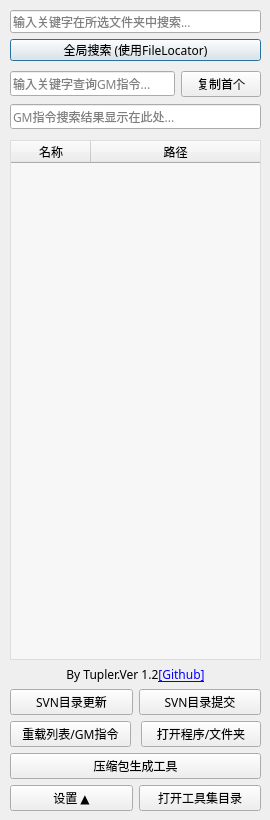
The window that data/UI/ui_designSimpleTool.ui (chunhaqiushif/SelfWorkTool) describes before a commit, drawn with Qt 5.
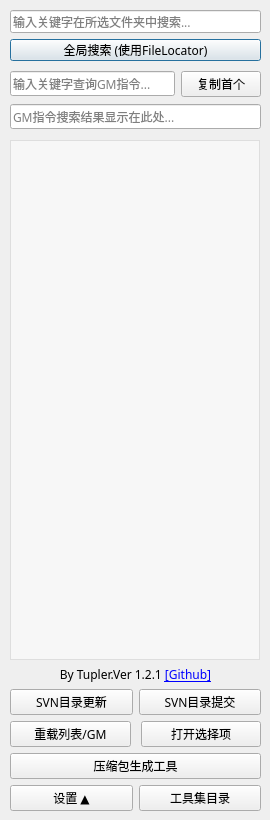
The same window after the commit. Icons and pictures are not drawn.

Diff of the .ui file:
```diff
--- a/data/UI/ui_designSimpleTool.ui
+++ b/data/UI/ui_designSimpleTool.ui
@@ -139,17 +139,26 @@
    <layout class="QVBoxLayout" name="lo_quickJump_v">
     <item>
      <widget class="QTableWidget" name="tw_jumpListTable">
+      <property name="enabled">
+       <bool>true</bool>
+      </property>
+      <property name="maximumSize">
+       <size>
+        <width>250</width>
+        <height>16777215</height>
+       </size>
+      </property>
+      <property name="sizeIncrement">
+       <size>
+        <width>250</width>
+        <height>0</height>
+       </size>
+      </property>
       <property name="font">
        <font>
         <family>宋体</family>
        </font>
       </property>
-      <property name="mouseTracking">
-       <bool>true</bool>
-      </property>
-      <property name="autoFillBackground">
-       <bool>false</bool>
-      </property>
       <property name="styleSheet">
        <string notr="true">QTableWidget {
 	background-color: rgba(255, 255, 255, 128);
@@ -178,30 +187,39 @@
 }
 </string>
       </property>
-      <property name="lineWidth">
-       <number>1</number>
+      <property name="verticalScrollBarPolicy">
+       <enum>Qt::ScrollBarAsNeeded</enum>
       </property>
-      <property name="midLineWidth">
-       <number>0</number>
+      <property name="horizontalScrollBarPolicy">
+       <enum>Qt::ScrollBarAlwaysOff</enum>
+      </property>
+      <property name="autoScroll">
+       <bool>false</bool>
       </property>
       <property name="editTriggers">
        <set>QAbstractItemView::NoEditTriggers</set>
       </property>
-      <property name="showGrid">
-       <bool>true</bool>
+      <property name="dragDropOverwriteMode">
+       <bool>false</bool>
+      </property>
+      <property name="textElideMode">
+       <enum>Qt::ElideNone</enum>
+      </property>
+      <property name="verticalScrollMode">
+       <enum>QAbstractItemView::ScrollPerPixel</enum>
+      </property>
+      <property name="wordWrap">
+       <bool>false</bool>
       </property>
       <property name="rowCount">
        <number>0</number>
       </property>
       <property name="columnCount">
-       <number>2</number>
+       <number>3</number>
       </property>
-      <attribute name="horizontalHeaderCascadingSectionResizes">
+      <attribute name="horizontalHeaderVisible">
        <bool>false</bool>
       </attribute>
-      <attribute name="horizontalHeaderDefaultSectionSize">
-       <number>80</number>
-      </attribute>
       <attribute name="horizontalHeaderStretchLastSection">
        <bool>true</bool>
       </attribute>
@@ -211,6 +229,11 @@
       <attribute name="verticalHeaderDefaultSectionSize">
        <number>20</number>
       </attribute>
+      <column>
+       <property name="text">
+        <string>分类</string>
+       </property>
+      </column>
       <column>
        <property name="text">
         <string>名称</string>
@@ -226,7 +249,7 @@
     <item>
      <widget class="QLabel" name="lb_coderSign">
       <property name="text">
-       <string>&lt;html&gt;&lt;head/&gt;&lt;body&gt;&lt;p align=&quot;center&quot;&gt;By Tupler.Ver 1.2&lt;a href=&quot;https://github.com/chunhaqiushif/SelfWorkTool&quot;&gt;&lt;span style=&quot; text-decoration: underline; color:#0000ff;&quot;&gt;[Github]&lt;/span&gt;&lt;/a&gt;&lt;/p&gt;&lt;/body&gt;&lt;/html&gt;</string>
+       <string>&lt;html&gt;&lt;head/&gt;&lt;body&gt;&lt;p align=&quot;center&quot;&gt;By Tupler.Ver 1.2.1        &lt;a href=&quot;https://github.com/chunhaqiushif/SelfWorkTool&quot;&gt;&lt;span style=&quot; text-decoration: underline; color:#0000ff;&quot;&gt;[Github]&lt;/span&gt;&lt;/a&gt;&lt;/p&gt;&lt;/body&gt;&lt;/html&gt;</string>
       </property>
       <property name="alignment">
        <set>Qt::AlignCenter</set>
@@ -265,7 +288,7 @@
          </size>
         </property>
         <property name="text">
-         <string>重载列表/GM指令</string>
+         <string>重载列表/GM</string>
         </property>
        </widget>
       </item>
@@ -278,7 +301,7 @@
          </size>
         </property>
         <property name="text">
-         <string>打开程序/文件夹</string>
+         <string>打开选择项</string>
         </property>
        </widget>
       </item>
@@ -316,7 +339,7 @@
       <item>
        <widget class="QPushButton" name="btn_pathSetting">
         <property name="text">
-         <string>打开工具集目录</string>
+         <string>工具集目录</string>
         </property>
        </widget>
       </item>
```
